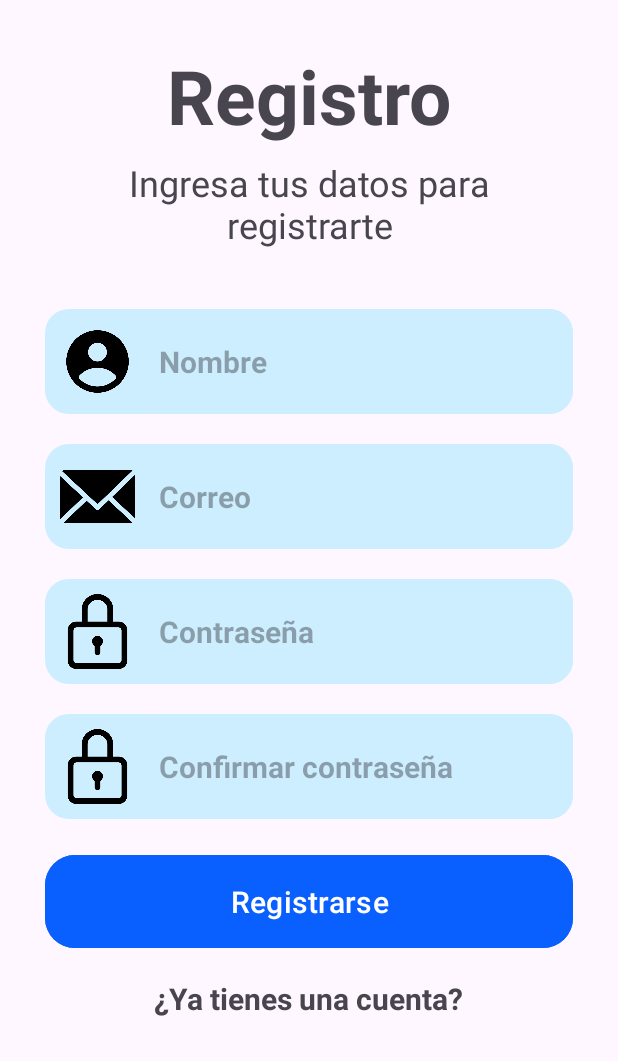
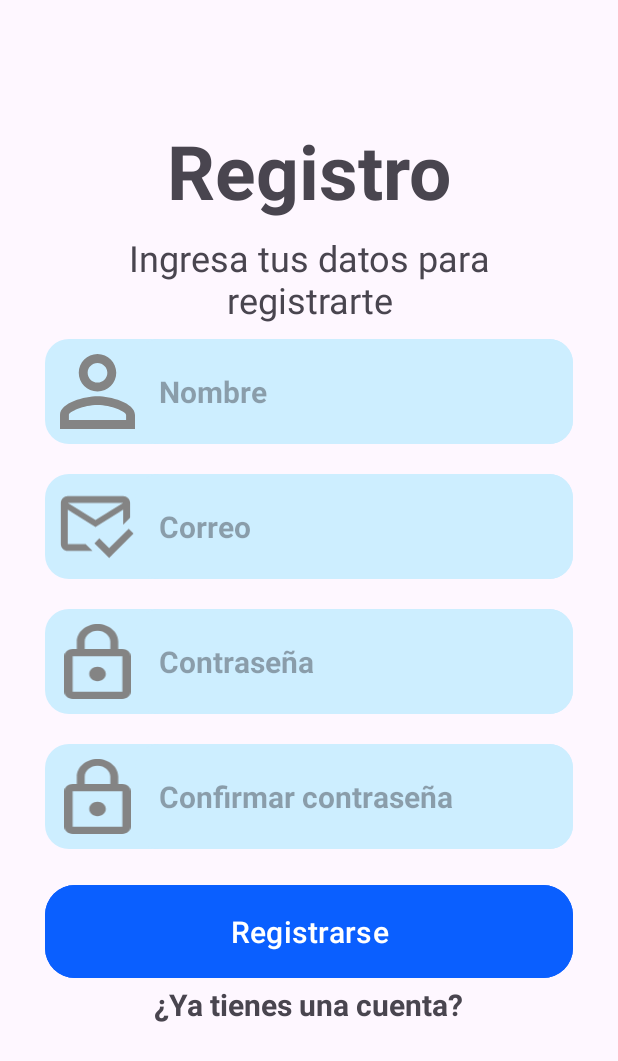
Before and after one commit to Pazoomer/ProyectoFinalAplicaciones, an Android app: the Register screen opened directly, with no data from a screen before it, on a phone screen of 412 x 824 dp. Shown: the top 1061 px of the screen. Run offline under Robolectric (Android 15) with nearby library versions, the phone set to English and light mode, and no system bars.

Commit message:
Correcion login, register, settings, visual
Iconos correctos, padding en la de login y register

```diff
--- /dev/null
+++ b/app/src/main/res/drawable/email_svg.xml
@@ -0,0 +1,9 @@
+<vector xmlns:android="http://schemas.android.com/apk/res/android"
+    android:width="37dp"
+    android:height="32dp"
+    android:viewportWidth="37"
+    android:viewportHeight="32">
+  <path
+      android:pathData="M24.248,31.583L16.988,24.323L19.379,21.931L24.248,26.8L33.9,17.148L36.292,19.54L24.248,31.583ZM17.5,12.792L31.167,4.25H3.833L17.5,12.792ZM17.5,16.208L3.833,7.667V24.75H12.631L16.048,28.167H3.833C2.894,28.167 2.089,27.832 1.42,27.163C0.751,26.494 0.417,25.69 0.417,24.75V4.25C0.417,3.31 0.751,2.506 1.42,1.837C2.089,1.168 2.894,0.833 3.833,0.833H31.167C32.106,0.833 32.911,1.168 33.58,1.837C34.249,2.506 34.583,3.31 34.583,4.25V11.681L31.167,15.098V7.667L17.5,16.208Z"
+      android:fillColor="#848484"/>
+</vector>
--- /dev/null
+++ b/app/src/main/res/drawable/lock_svg.xml
@@ -0,0 +1,9 @@
+<vector xmlns:android="http://schemas.android.com/apk/res/android"
+    android:width="35dp"
+    android:height="40dp"
+    android:viewportWidth="35"
+    android:viewportHeight="40">
+  <path
+      android:pathData="M17.5,30.476C19.906,30.476 21.875,28.762 21.875,26.667C21.875,24.571 19.906,22.857 17.5,22.857C15.094,22.857 13.125,24.571 13.125,26.667C13.125,28.762 15.094,30.476 17.5,30.476ZM30.625,13.333H28.438V9.524C28.438,4.267 23.538,0 17.5,0C11.462,0 6.563,4.267 6.563,9.524V13.333H4.375C1.969,13.333 0,15.048 0,17.143V36.19C0,38.286 1.969,40 4.375,40H30.625C33.031,40 35,38.286 35,36.19V17.143C35,15.048 33.031,13.333 30.625,13.333ZM10.719,9.524C10.719,6.267 13.759,3.619 17.5,3.619C21.241,3.619 24.281,6.267 24.281,9.524V13.333H10.719V9.524ZM30.625,36.19H4.375V17.143H30.625V36.19Z"
+      android:fillColor="#848484"/>
+</vector>
--- /dev/null
+++ b/app/src/main/res/drawable/person_svg.xml
@@ -0,0 +1,9 @@
+<vector xmlns:android="http://schemas.android.com/apk/res/android"
+    android:width="40dp"
+    android:height="40dp"
+    android:viewportWidth="40"
+    android:viewportHeight="40">
+  <path
+      android:pathData="M20,4.75C22.9,4.75 25.25,7.1 25.25,10C25.25,12.9 22.9,15.25 20,15.25C17.1,15.25 14.75,12.9 14.75,10C14.75,7.1 17.1,4.75 20,4.75ZM20,27.25C27.425,27.25 35.25,30.9 35.25,32.5V35.25H4.75V32.5C4.75,30.9 12.575,27.25 20,27.25ZM20,0C14.475,0 10,4.475 10,10C10,15.525 14.475,20 20,20C25.525,20 30,15.525 30,10C30,4.475 25.525,0 20,0ZM20,22.5C13.325,22.5 0,25.85 0,32.5V40H40V32.5C40,25.85 26.675,22.5 20,22.5Z"
+      android:fillColor="#848484"/>
+</vector>
--- a/app/src/main/res/layout/activity_register.xml
+++ b/app/src/main/res/layout/activity_register.xml
@@ -16,7 +16,7 @@
         android:textSize="50sp"
         android:textStyle="bold"
         android:layout_gravity="center"
-        android:layout_marginTop="30dp"
+        android:layout_marginTop="80dp"
         android:layout_marginBottom="8dp" />
 
     <TextView
@@ -29,7 +29,7 @@
         android:gravity="center"
         android:layout_marginLeft="30dp"
         android:layout_marginRight="30dp"
-        android:layout_marginBottom="40dp" />
+        android:layout_marginBottom="10dp" />
 
     <LinearLayout
         android:layout_width="match_parent"
@@ -44,7 +44,7 @@
             android:id="@+id/ivRole"
             android:layout_width="50dp"
             android:layout_height="50dp"
-            android:src="@drawable/people"
+            android:src="@drawable/person_svg"
             android:layout_marginTop="10dp"
             android:layout_marginLeft="10dp" />
     <EditText
@@ -72,7 +72,7 @@
             android:id="@+id/ivEmail"
             android:layout_width="50dp"
             android:layout_height="50dp"
-            android:src="@drawable/email"
+            android:src="@drawable/email_svg"
             android:layout_marginTop="10dp"
             android:layout_marginLeft="10dp" />
     <EditText
@@ -101,7 +101,7 @@
             android:id="@+id/ivPassword"
             android:layout_width="50dp"
             android:layout_height="50dp"
-            android:src="@drawable/password"
+            android:src="@drawable/lock_svg"
             android:layout_marginTop="10dp"
             android:layout_marginLeft="10dp" />
     <EditText
@@ -112,6 +112,7 @@
         android:textSize="20sp"
         android:textStyle="bold"
         android:paddingStart="16dp"
+        android:inputType="textPassword"
         android:background="@drawable/background_blue_sky"
         app:cornerRadius="20dp"/>
     </LinearLayout>
@@ -129,7 +130,7 @@
             android:id="@+id/ivConfirmPassword"
             android:layout_width="50dp"
             android:layout_height="50dp"
-            android:src="@drawable/password"
+            android:src="@drawable/lock_svg"
             android:layout_marginTop="10dp"
             android:layout_marginLeft="10dp" />
     <EditText
@@ -152,7 +153,6 @@
         android:textSize="20sp"
         android:layout_marginLeft="30dp"
         android:layout_marginRight="30dp"
-        android:layout_marginBottom="16dp"
         android:backgroundTint="@color/blue_brilliant"
         app:cornerRadius="20dp"
         android:text="@string/register" />
```
Also changed, not shown: app/src/main/res/drawable/back_arrow_svg.xml (added, +9 -0 lines), app/src/main/res/drawable/house_svg.xml (added, +9 -0 lines), app/src/main/res/drawable/person_background_svg.xml (added, +9 -0 lines), app/src/main/res/layout/activity_login.xml (+4 -4 lines), app/src/main/res/layout/activity_settings.xml (+5 -4 lines), app/src/main/res/svg/back_arrow.svg (added), app/src/main/res/svg/email.svg (added), app/src/main/res/svg/house.svg (added), app/src/main/res/svg/lock.svg (added), app/src/main/res/svg/person.svg (added), app/src/main/res/svg/person_background.svg (added).
